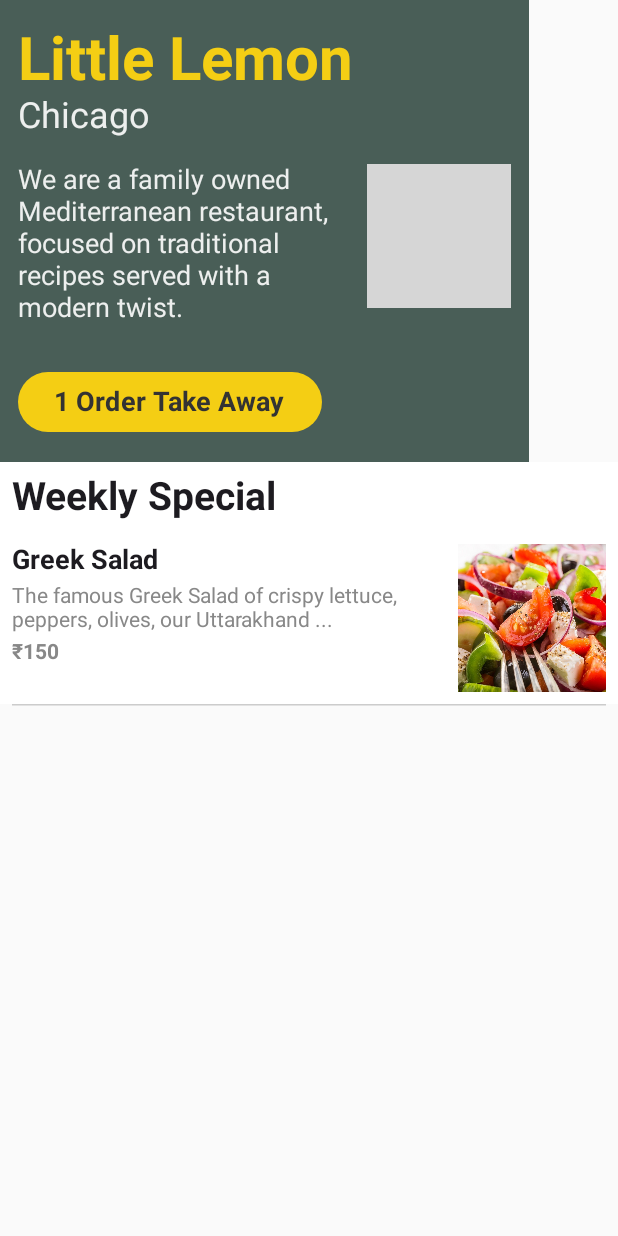
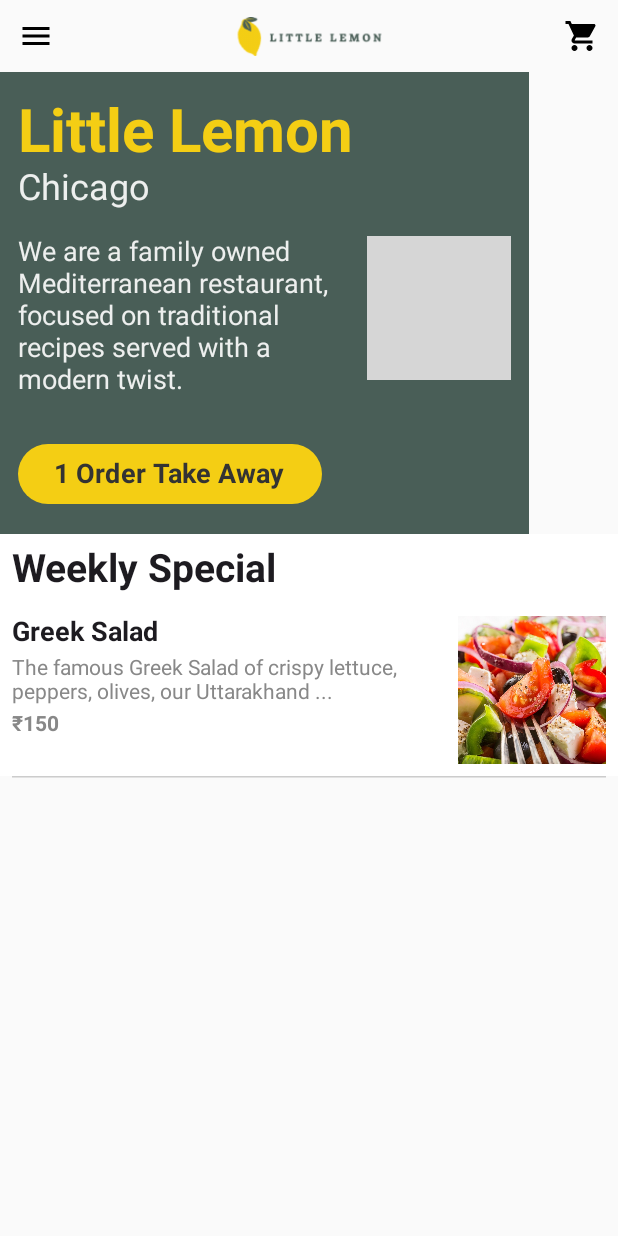
Before and after one commit to PharasiG/LittleLemon, an Android app built with Jetpack Compose: the screen it shows after launch (MainActivity), on a phone screen of 412 x 824 dp. Run offline under Robolectric (Android 15) with nearby library versions, the phone set to English and light mode, and no system bars; grey boxes are pictures that could not be loaded.

Commit message:
3rd commit: added TopAppBar and a DrawerNavigation

```diff
--- a/app/build.gradle.kts
+++ b/app/build.gradle.kts
@@ -55,6 +55,7 @@ dependencies {
     implementation(libs.androidx.lifecycle.runtime.ktx)
     implementation(libs.androidx.activity.compose)
     implementation(platform(libs.androidx.compose.bom))
+    implementation("androidx.compose.material:material:1.7.2")
     implementation(libs.androidx.ui)
     implementation(libs.androidx.ui.graphics)
     implementation(libs.androidx.ui.tooling.preview)
--- /dev/null
+++ b/app/src/main/java/com/example/littlelemon/DrawerPanel.kt
@@ -0,0 +1,38 @@
+package com.example.littlelemon
+
+import androidx.compose.foundation.layout.padding
+import androidx.compose.material.icons.Icons
+import androidx.compose.material.icons.filled.ExitToApp
+import androidx.compose.material3.DrawerState
+import androidx.compose.material3.Icon
+import androidx.compose.material3.IconButton
+import androidx.compose.material3.Text
+import androidx.compose.runtime.Composable
+import androidx.compose.ui.Modifier
+import androidx.compose.ui.tooling.preview.Preview
+import androidx.compose.ui.unit.dp
+import kotlinx.coroutines.CoroutineScope
+import kotlinx.coroutines.launch
+
+@Composable
+fun DrawerPanel(drawerState: DrawerState? = null, scope: CoroutineScope? = null) {
+    List(10) {
+        Text(
+            text = "Item $it",
+            modifier = Modifier.padding(horizontal = 20.dp, vertical = 10.dp)
+        )
+    }
+    IconButton(
+        onClick = {
+            scope?.launch { drawerState?.close() }
+        }
+    ) {
+        Icon(imageVector = Icons.Default.ExitToApp, contentDescription = "Exit drawer Panel")
+    }
+}
+
+@Preview
+@Composable
+fun PreviewDrawerPanel() {
+    DrawerPanel()
+}
--- a/app/src/main/java/com/example/littlelemon/LowerPanel.kt
+++ b/app/src/main/java/com/example/littlelemon/LowerPanel.kt
@@ -6,6 +6,7 @@ import androidx.compose.foundation.layout.Row
 import androidx.compose.foundation.layout.fillMaxWidth
 import androidx.compose.foundation.layout.padding
 import androidx.compose.foundation.shape.RoundedCornerShape
+import androidx.compose.material.MaterialTheme.colors
 import androidx.compose.material3.Card
 import androidx.compose.material3.CardDefaults
 import androidx.compose.material3.HorizontalDivider
--- a/app/src/main/java/com/example/littlelemon/MainActivity.kt
+++ b/app/src/main/java/com/example/littlelemon/MainActivity.kt
@@ -3,13 +3,15 @@ package com.example.littlelemon
 import android.os.Bundle
 import androidx.activity.ComponentActivity
 import androidx.activity.compose.setContent
-import androidx.activity.enableEdgeToEdge
 import androidx.compose.foundation.layout.Column
+import androidx.compose.material3.DrawerValue
+import androidx.compose.material3.ModalDrawerSheet
+import androidx.compose.material3.ModalNavigationDrawer
+import androidx.compose.material3.rememberDrawerState
 import androidx.compose.runtime.Composable
 import androidx.compose.runtime.getValue
 import androidx.compose.runtime.mutableIntStateOf
-import androidx.compose.runtime.mutableStateOf
-import androidx.compose.runtime.remember
+import androidx.compose.runtime.rememberCoroutineScope
 import androidx.compose.runtime.saveable.rememberSaveable
 import androidx.compose.runtime.setValue
 import androidx.compose.ui.tooling.preview.Preview
@@ -29,9 +31,23 @@ fun HomeScreen() {
     var count by rememberSaveable {
         mutableIntStateOf(1)
     }
-    Column {
-        UpperPanel(count, { count++ }, { count-- })
-        LowerPanel()
+
+    val drawerState = rememberDrawerState(initialValue = DrawerValue.Closed)
+    val scope = rememberCoroutineScope()
+
+    ModalNavigationDrawer(
+        drawerState = drawerState,
+        drawerContent = {
+            ModalDrawerSheet {
+                DrawerPanel(drawerState, scope)
+            }
+        }
+    ) {
+        Column {
+            TopAppBar(drawerState = drawerState, scope = scope)
+            UpperPanel(count, { count++ }, { count-- })
+            LowerPanel()
+        }
     }
 }
 
--- /dev/null
+++ b/app/src/main/java/com/example/littlelemon/TopAppBar.kt
@@ -0,0 +1,62 @@
+package com.example.littlelemon
+
+import androidx.compose.foundation.Image
+import androidx.compose.foundation.layout.Arrangement
+import androidx.compose.foundation.layout.Row
+import androidx.compose.foundation.layout.fillMaxWidth
+import androidx.compose.foundation.layout.height
+import androidx.compose.foundation.layout.size
+import androidx.compose.material.icons.Icons
+import androidx.compose.material.icons.filled.Menu
+import androidx.compose.material.icons.filled.ShoppingCart
+import androidx.compose.material3.DrawerState
+import androidx.compose.material3.IconButton
+import androidx.compose.runtime.Composable
+import androidx.compose.ui.Alignment
+import androidx.compose.ui.Modifier
+import androidx.compose.ui.res.painterResource
+import androidx.compose.ui.tooling.preview.Preview
+import androidx.compose.ui.unit.dp
+import kotlinx.coroutines.CoroutineScope
+import kotlinx.coroutines.launch
+
+@Composable
+fun TopAppBar(drawerState: DrawerState? = null, scope: CoroutineScope? = null) {
+    Row(
+        verticalAlignment = Alignment.CenterVertically,
+        modifier = Modifier.fillMaxWidth(),
+        horizontalArrangement = Arrangement.SpaceBetween
+    ) {
+        IconButton(
+            onClick = {
+                scope?.launch { drawerState?.open() }
+            }
+        ) {
+            Image(
+                imageVector = Icons.Default.Menu,
+                contentDescription = "Menu Icon",
+                modifier = Modifier.size(24.dp)
+            )
+        }
+        Image(
+            painter = painterResource(id = R.drawable.logo),
+            contentDescription = "Little Lemon Logo",
+            modifier = Modifier
+                .fillMaxWidth(0.5f)
+                .height(26.dp)
+        )
+        IconButton( onClick = { /*TODO*/ } ){
+            Image(
+                imageVector = Icons.Default.ShoppingCart,
+                contentDescription = "Cart Icon",
+                modifier = Modifier.size(24.dp)
+            )
+        }
+    }
+}
+
+@Preview
+@Composable
+fun TopAppBarPreview() {
+    TopAppBar()
+}
--- a/app/src/main/java/com/example/littlelemon/UpperPanel.kt
+++ b/app/src/main/java/com/example/littlelemon/UpperPanel.kt
@@ -46,8 +46,7 @@ fun UpperPanel(count: Int, onIncrement: () -> Unit, onDecrement: () -> Unit) {
             color = Color(0xFFEDEFEE)
         )
         Row(
-            modifier = Modifier
-                .padding(top = 18.dp)
+            modifier = Modifier.padding(top = 18.dp)
         ) {
             Text(
                 text = stringResource(id = R.string.description),
--- /dev/null
+++ b/app/src/main/res/drawable/ic_cart.xml
@@ -0,0 +1,5 @@
+<vector xmlns:android="http://schemas.android.com/apk/res/android" android:height="24dp" android:tint="#000000" android:viewportHeight="24" android:viewportWidth="24" android:width="24dp">
+
+    <path android:fillColor="@android:color/white" android:pathData="M7,18c-1.1,0 -1.99,0.9 -1.99,2S5.9,22 7,22s2,-0.9 2,-2 -0.9,-2 -2,-2zM1,2v2h2l3.6,7.59 -1.35,2.45c-0.16,0.28 -0.25,0.61 -0.25,0.96 0,1.1 0.9,2 2,2h12v-2L7.42,15c-0.14,0 -0.25,-0.11 -0.25,-0.25l0.03,-0.12 0.9,-1.63h7.45c0.75,0 1.41,-0.41 1.75,-1.03l3.58,-6.49c0.08,-0.14 0.12,-0.31 0.12,-0.48 0,-0.55 -0.45,-1 -1,-1L5.21,4l-0.94,-2L1,2zM17,18c-1.1,0 -1.99,0.9 -1.99,2s0.89,2 1.99,2 2,-0.9 2,-2 -0.9,-2 -2,-2z"/>
+
+</vector>
--- /dev/null
+++ b/app/src/main/res/drawable/ic_menu.xml
@@ -0,0 +1,5 @@
+<vector xmlns:android="http://schemas.android.com/apk/res/android" android:height="24dp" android:tint="#000000" android:viewportHeight="24" android:viewportWidth="24" android:width="24dp">
+
+    <path android:fillColor="@android:color/white" android:pathData="M3,18h18v-2L3,16v2zM3,13h18v-2L3,11v2zM3,6v2h18L21,6L3,6z"/>
+
+</vector>
```
Also changed, not shown: app/src/main/res/drawable/logo.png (added).
